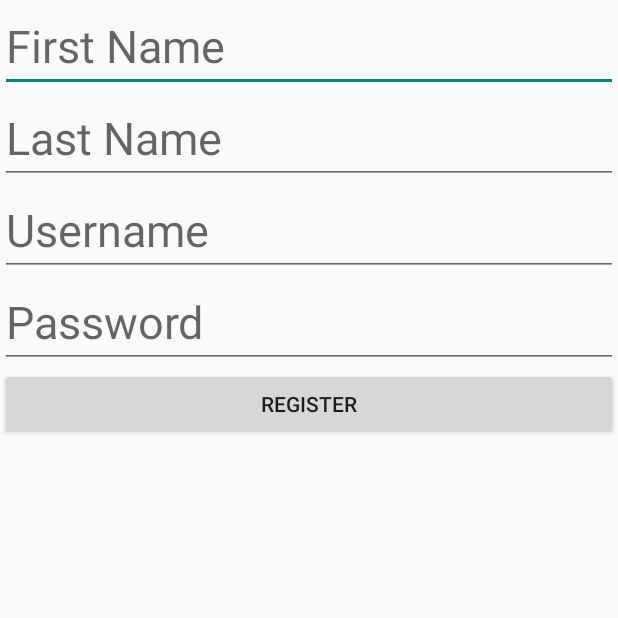
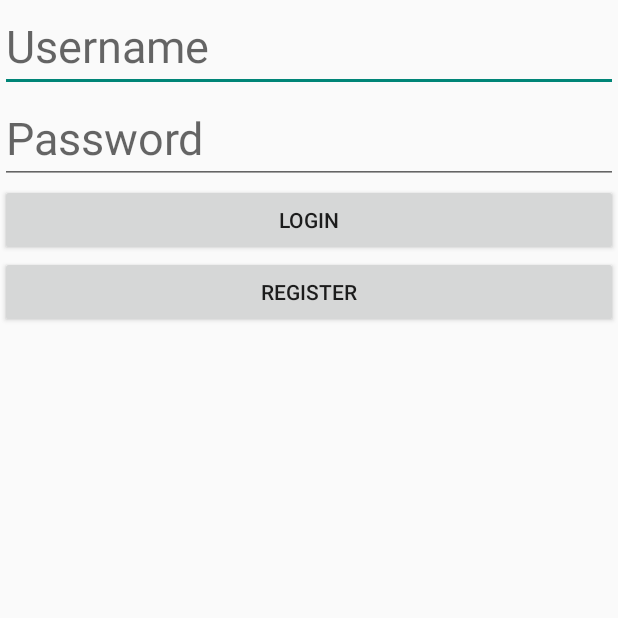
Before and after one commit to Sams0899/HoldThemOut, an Android app: the screen it shows after launch (RegisterActivity before the commit, LoginActivity after it), on a phone screen of 412 x 824 dp, the top half of it. Run offline under Robolectric (Android 15) with nearby library versions, the phone set to English and light mode, and no system bars.

Commit message:
Login dan Register kelar

```diff
--- a/app/src/main/AndroidManifest.xml
+++ b/app/src/main/AndroidManifest.xml
@@ -41,7 +41,11 @@
             android:screenOrientation="portrait"></activity>
         <activity android:name=".LevelThreeActivity"
             android:screenOrientation="portrait">></activity>
-        <activity android:name=".RegisterActivity">
+        <activity android:name=".RegisterActivity"
+            android:screenOrientation="portrait">
+        </activity>
+        <activity android:name=".LoginActivity"
+            android:screenOrientation="portrait">
             <intent-filter>
                 <action android:name="android.intent.action.MAIN" />
 
--- a/app/src/main/java/id/ac/umn/holdthemout/LoginActivity.java
+++ b/app/src/main/java/id/ac/umn/holdthemout/LoginActivity.java
@@ -17,7 +17,7 @@ public class LoginActivity extends AppCompatActivity{
     SQLiteDatabase sqLiteDatabase;
     private EditText username, password;
     String uname, pass;
-    private Button loginButton;
+    private Button loginButton, registerButton;
 
     @Override
     protected void onCreate(@Nullable Bundle savedInstanceState) {
@@ -26,9 +26,10 @@ public class LoginActivity extends AppCompatActivity{
 
         sqLiteDatabase = openOrCreateDatabase("htodb", Context.MODE_PRIVATE, null);
 
-        username.findViewById(R.id.username);
-        password.findViewById(R.id.password);
-        loginButton.findViewById(R.id.Btnlogin);
+        username = findViewById(R.id.username);
+        password = findViewById(R.id.password);
+        loginButton = findViewById(R.id.Btnlogin);
+        registerButton = findViewById(R.id.Btnregister);
 
         loginButton.setOnClickListener(new View.OnClickListener() {
             @Override
@@ -57,5 +58,14 @@ public class LoginActivity extends AppCompatActivity{
             }
         });
 
+        registerButton.setOnClickListener(new View.OnClickListener() {
+            @Override
+            public void onClick(View view) {
+                Intent registerIntent = new Intent(LoginActivity.this, RegisterActivity.class);
+                startActivity(registerIntent);
+                LoginActivity.this.finish();
+            }
+        });
+
     }
 }
--- a/app/src/main/res/layout/activity_login.xml
+++ b/app/src/main/res/layout/activity_login.xml
@@ -30,4 +30,10 @@
         android:layout_height="wrap_content"
         android:text="Login"/>
 
+    <Button
+        android:id="@+id/Btnregister"
+        android:layout_width="match_parent"
+        android:layout_height="wrap_content"
+        android:text="Register"/>
+
 </LinearLayout>
```
